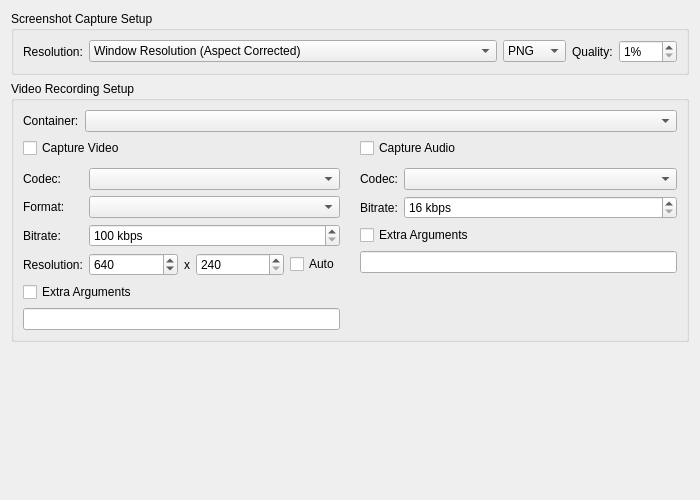
The window that pcsx2-qt/Settings/GraphicsMediaCaptureSettingsTab.ui (PCSX2/pcsx2) describes before a commit, drawn with Qt 5.
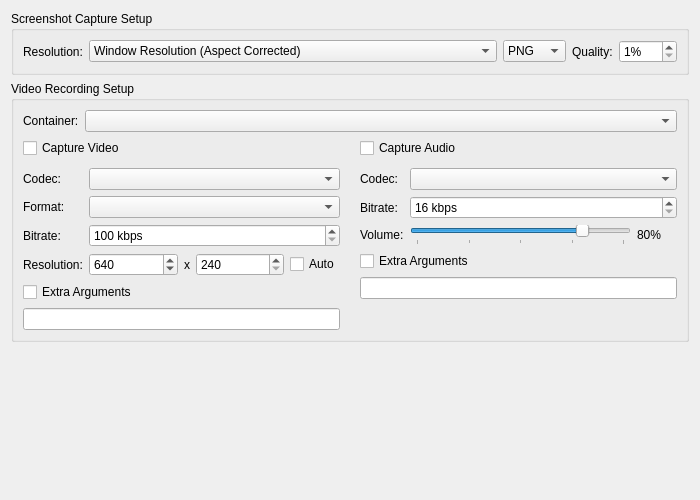
The same window after the commit.

Commit message: Qt: Add audio capture volume setting

What changed in the file:
```diff
--- a/pcsx2-qt/Settings/GraphicsMediaCaptureSettingsTab.ui
+++ b/pcsx2-qt/Settings/GraphicsMediaCaptureSettingsTab.ui
@@ -188,14 +188,63 @@
              </property>
             </widget>
            </item>
-           <item row="2" column="0" colspan="2">
-            <widget class="QCheckBox" name="enableAudioCaptureArguments">
+           <item row="2" column="0">
+            <widget class="QLabel" name="audioCaptureVolumeLabel">
              <property name="text">
-              <string>Extra Arguments</string>
+              <string>Volume:</string>
+             </property>
+             <property name="buddy">
+              <cstring>audioCaptureVolume</cstring>
              </property>
             </widget>
            </item>
+           <item row="2" column="1">
+            <layout class="QHBoxLayout" name="audioCaptureVolumeLayout" stretch="1,0">
+             <item>
+              <widget class="QSlider" name="audioCaptureVolume">
+               <property name="orientation">
+                <enum>Qt::Orientation::Horizontal</enum>
+               </property>
+               <property name="minimum">
+                <number>0</number>
+               </property>
+               <property name="maximum">
+                <number>100</number>
+               </property>
+               <property name="value">
+                <number>80</number>
+               </property>
+               <property name="tickPosition">
+                <enum>QSlider::TickPosition::TicksBelow</enum>
+               </property>
+               <property name="tickInterval">
+                <number>25</number>
+               </property>
+              </widget>
+             </item>
+             <item>
+              <widget class="QLabel" name="audioCaptureVolumeValue">
+               <property name="text">
+                <string>80%</string>
+               </property>
+               <property name="minimumSize">
+                <size>
+                 <width>40</width>
+                 <height>0</height>
+                </size>
+               </property>
+              </widget>
+             </item>
+            </layout>
+           </item>
            <item row="3" column="0" colspan="2">
+            <widget class="QCheckBox" name="enableAudioCaptureArguments">
+             <property name="text">
+              <string>Extra Arguments</string>
+             </property>
+            </widget>
+           </item>
+           <item row="4" column="0" colspan="2">
             <widget class="QLineEdit" name="audioCaptureArguments"/>
            </item>
           </layout>
```
Left out of the diff: 1 changed line with no effect on the pictures. The commit also changes 3 other files.
